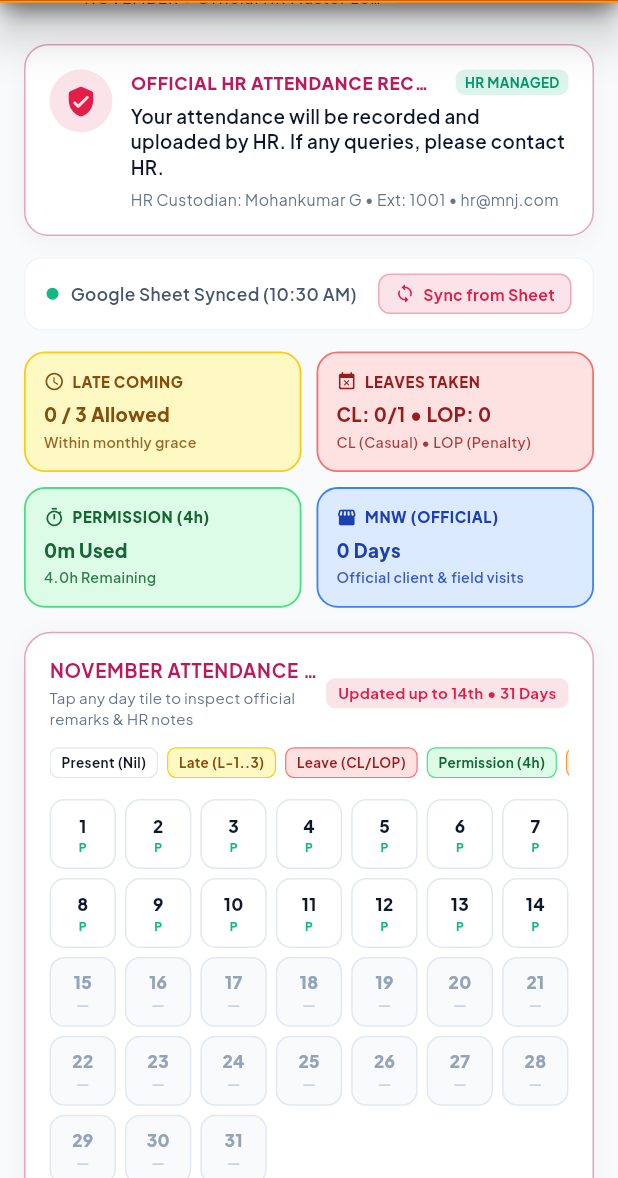
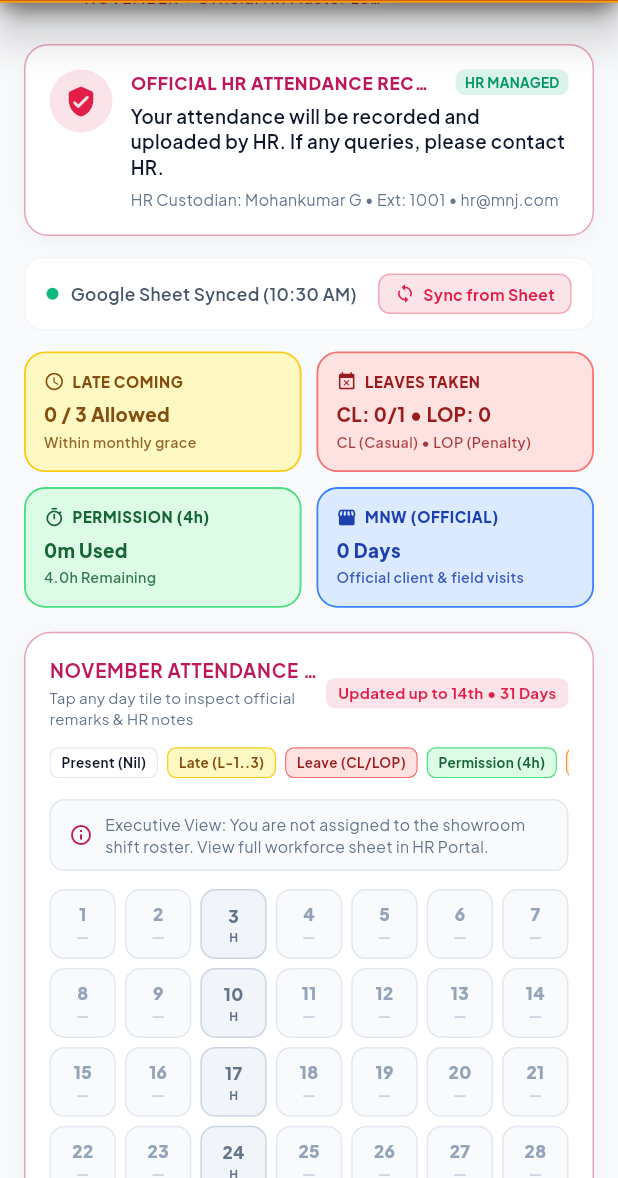
Before and after one commit to anbuchelvanvk/MN, a Flutter app: the AttendancePillarScreen screen opened directly, on a phone screen of 412 x 824 dp, the part 58-1236 px from its top. Run offline on Flutter 3.47's test engine with Material 3 defaults, Android fonts, the phone set to English and light mode, and no system bars; our stand-ins replace cloud_firestore, connectivity_plus, firebase_auth, firebase_core, flutter_local_notifications, google_fonts and 5 more; accounts and stored records are empty.

Commit message:
fix(attendance): handle edge cases for spaced late notes, permission prefixes, leave pooling, and executive view

```diff
--- a/lib/models/hr_attendance_sheet_models.dart
+++ b/lib/models/hr_attendance_sheet_models.dart
@@ -132,7 +132,7 @@ class HrAttendanceDayRecord {
     }
 
     // Explicit NIL / nil -> Employee was present on duty (no remarks)
-    if (lower == 'nil') {
+    if (lower == 'nil' || lower == 'p' || lower == 'present') {
       return HrAttendanceDayRecord(
         day: day,
         rawValue: raw,
@@ -150,8 +150,14 @@ class HrAttendanceDayRecord {
       );
     }
 
-    // Holiday letters (H, O, L, I, D, A, Y)
-    if (RegExp(r'^[holiday]$', caseSensitive: false).hasMatch(clean)) {
+    // Holiday check: column holiday, explicit holiday text, or holiday vertical letters
+    if (lower == 'holiday' ||
+        lower == 'sunday' ||
+        lower == 'sun' ||
+        lower == 'weekly off' ||
+        lower == 'off' ||
+        lower == 'h' ||
+        (isColumnHoliday && RegExp(r'^[holiday]$', caseSensitive: false).hasMatch(clean))) {
       return HrAttendanceDayRecord(
         day: day,
         rawValue: raw,
@@ -160,8 +166,10 @@ class HrAttendanceDayRecord {
       );
     }
 
-    // Late & Half Day combined (Orange)
-    if (lower.contains('1/2') && (lower.contains('l-') || lower.contains('late'))) {
+    // Late & Half Day combined (Orange) - e.g. "l- & 1/2d", "l-1 1/2d", "late + half day"
+    final isHalfDayText = lower.contains('1/2') || lower.contains('half') || lower.contains('0.5');
+    final isLateText = lower.contains('l-') || lower.contains('late') || RegExp(r'\bl\s*[-:]?\s*\d+\b').hasMatch(lower);
+    if (isHalfDayText && isLateText) {
       return HrAttendanceDayRecord(
         day: day,
         rawValue: raw,
@@ -170,18 +178,21 @@ class HrAttendanceDayRecord {
       );
     }
 
-    // Late coming (Yellow: l-1, l-2, l-3...)
-    if (RegExp(r'^l-\d+$').hasMatch(lower) || lower == 'late') {
+    // Late coming (Yellow: l-1, l-2, l 1, l - 1, late-1...)
+    final lateMatch = RegExp(r'^(?:l|late)\s*[-:]?\s*(\d+)$').firstMatch(lower);
+    if (lateMatch != null || lower == 'late') {
+      final lateNum = lateMatch?.group(1);
+      final label = lateNum != null ? 'L-$lateNum' : clean.toUpperCase();
       return HrAttendanceDayRecord(
         day: day,
         rawValue: raw,
         type: HrAttendanceDayType.late,
-        displayLabel: clean.toUpperCase(),
+        displayLabel: label,
       );
     }
 
     // Leaves (Red)
-    if (lower == 'cl') {
+    if (lower == 'cl' || lower == 'c.l.' || lower == 'c/l' || lower == 'casual leave' || lower == 'l' || lower == 'leave') {
       return HrAttendanceDayRecord(
         day: day,
         rawValue: raw,
@@ -189,15 +200,24 @@ class HrAttendanceDayRecord {
         displayLabel: 'CL (Casual Leave)',
       );
     }
-    if (lower == 'lop') {
+    if (lower == 'lop' || lower == 'l.o.p.' || lower == 'loss of pay' || lower == 'a' || lower == 'absent') {
       return HrAttendanceDayRecord(
         day: day,
         rawValue: raw,
         type: HrAttendanceDayType.leaveLop,
-        displayLabel: 'LOP (Loss of Pay)',
+        displayLabel: lower == 'a' || lower == 'absent' ? 'Absent (LOP)' : 'LOP (Loss of Pay)',
       );
     }
-    if (lower == '1/2 d' || lower == '1/2d' || lower == 'half day') {
+    if (lower == '1/2 d' ||
+        lower == '1/2d' ||
+        lower == '1/2' ||
+        lower == '1/2 day' ||
+        lower == 'half day' ||
+        lower == 'half-day' ||
+        lower == 'halfday' ||
+        lower == '0.5d' ||
+        lower == '0.5' ||
+        lower == '0.5 day') {
       return HrAttendanceDayRecord(
         day: day,
         rawValue: raw,
@@ -207,12 +227,29 @@ class HrAttendanceDayRecord {
     }
 
     // MNW (Dark Blue)
-    if (lower == 'mnw') {
+    if (lower == 'mnw' ||
+        lower == 'm.n.w' ||
+        lower == 'mn work' ||
+        lower == 'on duty' ||
+        lower == 'od' ||
+        lower == 'tour' ||
+        lower == 'expo' ||
+        lower == 'camp') {
       return HrAttendanceDayRecord(
         day: day,
         rawValue: raw,
         type: HrAttendanceDayType.mnw,
         displayLabel: 'MNW (Official Duty)',
+      );
+    }
+
+    // Work From Home (WFH)
+    if (lower == 'wfh' || lower == 'work from home') {
+      return HrAttendanceDayRecord(
+        day: day,
+        rawValue: raw,
+        type: HrAttendanceDayType.present,
+        displayLabel: 'WFH (Present)',
       );
     }
 
@@ -237,22 +274,36 @@ class HrAttendanceDayRecord {
     );
   }
 
-  static double _parsePermissionMinutes(String text) {
-    // e.g. "1:58 m" or "1:58"
-    final timeMatch = RegExp(r'^(\d+):(\d+)\s*(?:m|min)?$').firstMatch(text);
+  static double _parsePermissionMinutes(String rawText) {
+    var text = rawText.replaceAll(RegExp(r'[()[\]]'), '').trim();
+    text = text.replaceFirst(RegExp(r'^(?:perm(?:ission)?|p)\s*[-:]?\s*'), '').trim();
+    if (text.isEmpty) return 0.0;
+
+    // 1. Composite: e.g. "1h 30m", "1 hr 30 mins", "2h 15m"
+    final compositeMatch = RegExp(r'^(\d+)\s*h(?:our|ours|r|rs)?\s*(\d+)\s*m(?:in|ins|inute|inutes)?$').firstMatch(text);
+    if (compositeMatch != null) {
+      final h = int.tryParse(compositeMatch.group(1)!) ?? 0;
+      final m = int.tryParse(compositeMatch.group(2)!) ?? 0;
+      return (h * 60 + m).toDouble();
+    }
+
+    // 2. Colon formatted: e.g. "1:58 m" or "1:58"
+    final timeMatch = RegExp(r'^(\d+):(\d+)\s*(?:m|min|mins)?$').firstMatch(text);
     if (timeMatch != null) {
       final h = int.tryParse(timeMatch.group(1)!) ?? 0;
       final m = int.tryParse(timeMatch.group(2)!) ?? 0;
       return (h * 60 + m).toDouble();
     }
-    // e.g. "2 h", "4 h"
-    final hourMatch = RegExp(r'^(\d+(?:\.\d+)?)\s*h(?:our|ours)?$').firstMatch(text);
+
+    // 3. Hours: e.g. "2 h", "4 h", "1.5 hrs"
+    final hourMatch = RegExp(r'^((?:\d*\.)?\d+)\s*h(?:our|ours|r|rs)?$').firstMatch(text);
     if (hourMatch != null) {
       final h = double.tryParse(hourMatch.group(1)!) ?? 0.0;
       return h * 60.0;
     }
-    // e.g. "38 m", "47 m"
-    final minMatch = RegExp(r'^(\d+)\s*m(?:in|ins)?$').firstMatch(text);
+
+    // 4. Minutes: e.g. "38 m", "47 m", "45 mins"
+    final minMatch = RegExp(r'^(\d+)\s*m(?:in|ins|inute|inutes)?$').firstMatch(text);
     if (minMatch != null) {
       return (double.tryParse(minMatch.group(1)!) ?? 0.0);
     }
@@ -288,7 +339,9 @@ class HrEmployeeAttendanceRow {
   /// Casual Leaves used (max 1/month)
   double get clDaysUsed {
     double count = 0;
-    for (final d in days.values) {
+    final sortedDays = days.keys.toList()..sort();
+    for (final day in sortedDays) {
+      final d = days[day]!;
       if (d.type == HrAttendanceDayType.leaveCl) {
         count += 1.0;
       } else if (d.type == HrAttendanceDayType.leaveHalfDay || d.type == HrAttendanceDayType.lateAndHalfDay) {
@@ -304,7 +357,9 @@ class HrEmployeeAttendanceRow {
   double get lopDaysUsed {
     double lops = 0;
     double clPool = 0;
-    for (final d in days.values) {
+    final sortedDays = days.keys.toList()..sort();
+    for (final day in sortedDays) {
+      final d = days[day]!;
       if (d.type == HrAttendanceDayType.leaveLop) {
         lops += 1.0;
       } else if (d.type == HrAttendanceDayType.leaveCl) {
@@ -417,22 +472,33 @@ class HrMonthlyAttendanceSheet {
   }
 
   HrEmployeeAttendanceRow? findForEmployee({required String name, String? empNo}) {
-    final cleanName = name.trim().toLowerCase();
+    final cleanName = name.replaceAll(RegExp(r'\s+'), ' ').trim().toLowerCase();
     final cleanNo = empNo?.trim().toLowerCase();
 
-    // 1. Try matching by EMP.NO
+    // 1. Try matching by EMP.NO (exact or normalized numeric digits)
     if (cleanNo != null && cleanNo.isNotEmpty) {
-      final matchNo = rows.where((r) => r.empNo.trim().toLowerCase() == cleanNo).toList();
+      final matchNo = rows.where((r) {
+        final rNo = r.empNo.trim().toLowerCase();
+        if (rNo == cleanNo) return true;
+        final rDigits = rNo.replaceAll(RegExp(r'[^0-9]'), '');
+        final cleanDigits = cleanNo.replaceAll(RegExp(r'[^0-9]'), '');
+        if (rDigits.isNotEmpty && cleanDigits.isNotEmpty) {
+          final intR = int.tryParse(rDigits);
+          final intClean = int.tryParse(cleanDigits);
+          if (intR != null && intClean != null && intR == intClean) return true;
+        }
+        return false;
+      }).toList();
       if (matchNo.isNotEmpty) return matchNo.first;
     }
 
-    // 2. Try exact name match
-    final exact = rows.where((r) => r.name.trim().toLowerCase() == cleanName).toList();
+    // 2. Try exact name match (normalized spacing)
+    final exact = rows.where((r) => r.name.replaceAll(RegExp(r'\s+'), ' ').trim().toLowerCase() == cleanName).toList();
     if (exact.isNotEmpty) return exact.first;
 
     // 3. Try partial name match (e.g. "Gokulakrishnan K" vs "Gokulakrishnan")
     final partial = rows.where((r) {
-      final rn = r.name.trim().toLowerCase();
+      final rn = r.name.replaceAll(RegExp(r'\s+'), ' ').trim().toLowerCase();
       return cleanName.contains(rn) || rn.contains(cleanName);
     }).toList();
     if (partial.isNotEmpty) return partial.first;
--- a/lib/services/google_sheets_attendance_service.dart
+++ b/lib/services/google_sheets_attendance_service.dart
@@ -40,7 +40,12 @@ class GoogleSheetsAttendanceService {
     String? newCsv;
     try {
       final response = await http.get(Uri.parse(url)).timeout(const Duration(seconds: 12));
-      if (response.statusCode == 200 && response.body.trim().isNotEmpty) {
+      final body = response.body.trim();
+      // Ensure we received valid CSV and not an HTML captive portal / error page
+      if (response.statusCode == 200 &&
+          body.isNotEmpty &&
+          !body.toLowerCase().startsWith('<!doctype') &&
+          !body.toLowerCase().startsWith('<html')) {
         newCsv = response.body;
       }
     } catch (e) {
@@ -111,14 +116,20 @@ class GoogleSheetsAttendanceService {
 
     // Pre-detect Sunday & Company Holiday columns (e.g. days 3, 10, 17, 24 in November)
     final Set<int> holidayDays = {3, 10, 17, 24};
+    final Map<int, int> holidayLetterCounts = {};
     for (final line in lines) {
       final cells = _parseCsvRow(line);
       for (int day = 1; day <= 31; day++) {
         final cellIdx = day + 2;
         if (cellIdx < cells.length) {
           final val = cells[cellIdx].trim().toUpperCase();
-          if (val == 'H' || val == 'O' || val == 'L' || val == 'I' || val == 'D' || val == 'A' || val == 'Y' || val == 'HOLIDAY') {
+          if (val == 'HOLIDAY') {
             holidayDays.add(day);
+          } else if (val.length == 1 && 'HOLIDAY'.contains(val)) {
+            holidayLetterCounts[day] = (holidayLetterCounts[day] ?? 0) + 1;
+            if (holidayLetterCounts[day]! >= 2) {
+              holidayDays.add(day);
+            }
           }
         }
       }
--- a/lib/views/hr/hr_portal_subpages.dart
+++ b/lib/views/hr/hr_portal_subpages.dart
@@ -1029,7 +1029,8 @@ class _HrAttendanceScreenState extends State<HrAttendanceScreen> {
   int _activeViewTab = 0; // 0 = Google Sheets Master, 1 = Daily Shift Punches
 
   void _showBroadcastUpdateDialog(BuildContext context, EcosystemProvider eco) {
-    final defaultDate = '${DateTime.now().day} Nov';
+    final recordedDay = eco.hrAttendanceSheet?.latestRecordedDay ?? DateTime.now().day;
+    final defaultDate = '$recordedDay Nov';
     final controller = TextEditingController(text: defaultDate);
 
     showDialog(
--- a/lib/views/pillars/attendance_pillar_screen.dart
+++ b/lib/views/pillars/attendance_pillar_screen.dart
@@ -768,6 +768,34 @@ class _AttendancePillarScreenState extends State<AttendancePillarScreen> {
           ),
           const SizedBox(height: 14),
 
+          // Notice for Unmapped / Executive Profiles
+          if (row == null) ...[
+            Container(
+              margin: const EdgeInsets.only(bottom: 12),
+              padding: const EdgeInsets.symmetric(horizontal: 12, vertical: 8),
+              decoration: BoxDecoration(
+                color: const Color(0xFFF8FAFC),
+                borderRadius: BorderRadius.circular(10),
+                border: Border.all(color: const Color(0xFFE2E8F0)),
+              ),
+              child: Row(
+                children: [
+                  const Icon(Icons.info_outline_rounded, size: 16, color: AppColors.sandGold),
+                  const SizedBox(width: 8),
+                  Expanded(
+                    child: Text(
+                      'Executive View: You are not assigned to the showroom shift roster. View full workforce sheet in HR Portal.',
+                      style: GoogleFonts.plusJakartaSans(
+                        fontSize: 10.5,
+                        color: AppColors.textMuted,
+                      ),
+                    ),
+                  ),
+                ],
+              ),
+            ),
+          ],
+
           // 31-Day Grid
           GridView.builder(
             shrinkWrap: true,
@@ -781,15 +809,22 @@ class _AttendancePillarScreenState extends State<AttendancePillarScreen> {
             ),
             itemBuilder: (ctx, index) {
               final day = index + 1;
-              final latestDay = sheet?.latestRecordedDay ?? 14;
+              final isSunday = (day == 3 || day == 10 || day == 17 || day == 24);
               final record =
                   row?.days[day] ??
-                  HrAttendanceDayRecord(
-                    day: day,
-                    rawValue: '',
-                    type: day <= latestDay ? HrAttendanceDayType.present : HrAttendanceDayType.pendingUpdate,
-                    displayLabel: day <= latestDay ? 'Present' : 'Pending HR Update',
-                  );
+                  (isSunday
+                      ? HrAttendanceDayRecord(
+                          day: day,
+                          rawValue: 'H',
+                          type: HrAttendanceDayType.holiday,
+                          displayLabel: 'Holiday (Sunday)',
+                        )
+                      : HrAttendanceDayRecord(
+                          day: day,
+                          rawValue: '',
+                          type: HrAttendanceDayType.pendingUpdate,
+                          displayLabel: 'Not in Showroom Roster',
+                        ));
 
               final isSelected = _selectedDay == day;
 
```
Also changed, not shown: 1 other file.
